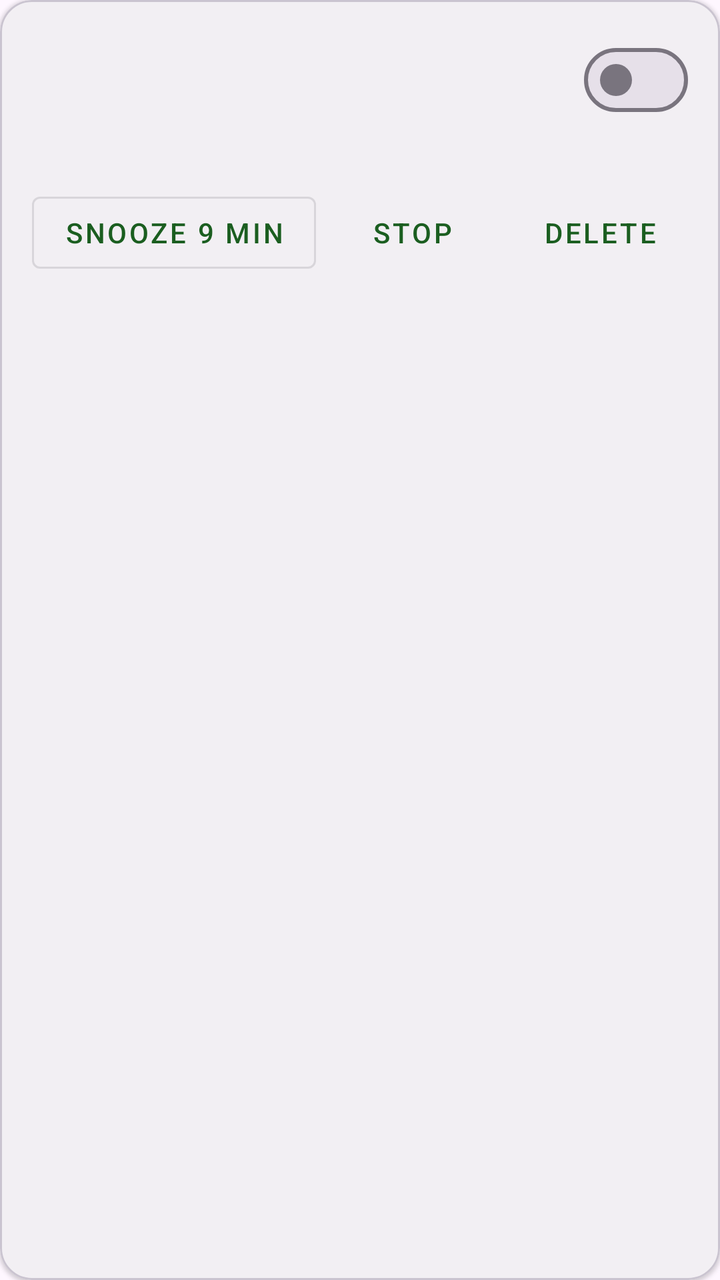
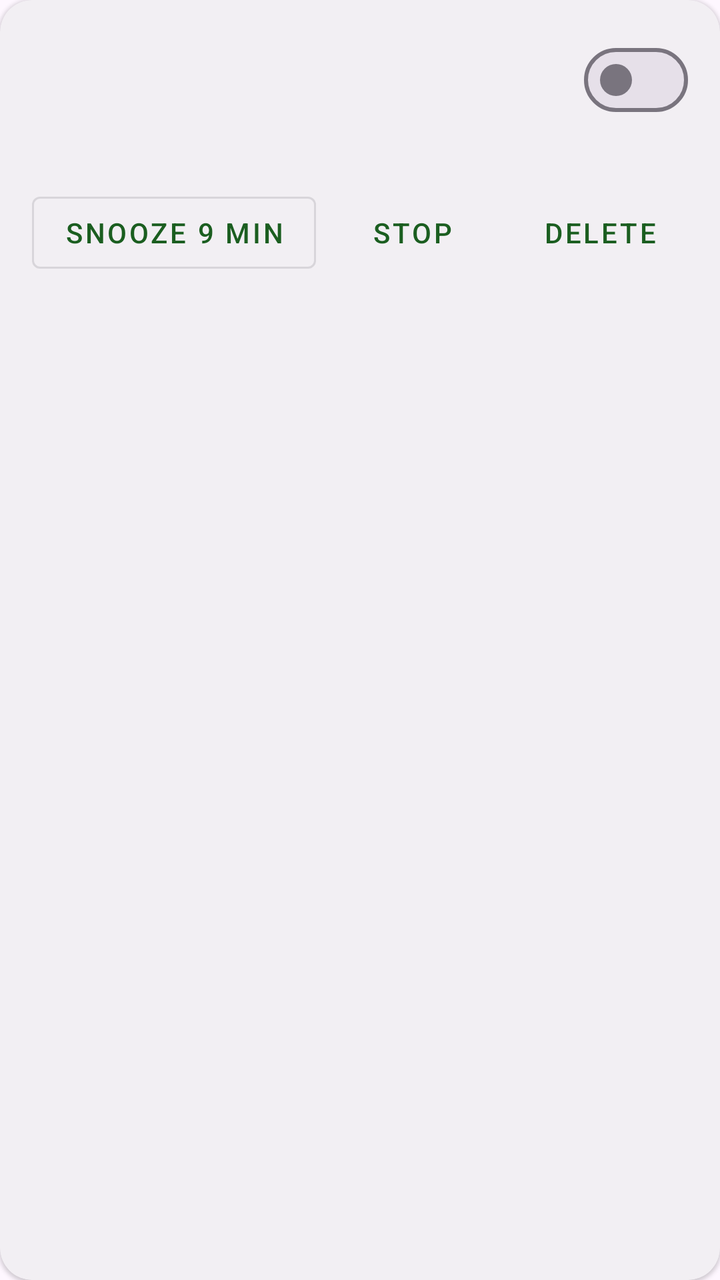

An Android layout rendered at two revisions. The XML below is the earlier revision; the diff shows what the commit changed to produce the second picture.
<!-- AndroidManifest.xml: another module's application theme Theme.Home -->
<!-- res/layout/item_alarm.xml -->
<?xml version="1.0" encoding="utf-8"?>
<com.google.android.material.card.MaterialCardView xmlns:android="http://schemas.android.com/apk/res/android"
    xmlns:app="http://schemas.android.com/apk/res-auto"
    android:layout_width="match_parent"
    android:layout_height="wrap_content"
    android:layout_marginBottom="8dp"
    android:clickable="true"
    android:focusable="true"
    app:cardCornerRadius="16dp"
    app:cardElevation="1dp">

    <LinearLayout
        android:layout_width="match_parent"
        android:layout_height="wrap_content"
        android:orientation="vertical"
        android:padding="16dp">

        <LinearLayout
            android:layout_width="match_parent"
            android:layout_height="wrap_content"
            android:gravity="center_vertical"
            android:orientation="horizontal">

            <TextView
                android:id="@+id/alarm_time"
                android:layout_width="wrap_content"
                android:layout_height="wrap_content"
                android:minWidth="88dp"
                android:textAppearance="?attr/textAppearanceHeadlineMedium"
                android:textColor="?attr/colorOnSurface" />

            <LinearLayout
                android:layout_width="0dp"
                android:layout_height="wrap_content"
                android:layout_marginStart="12dp"
                android:layout_weight="1"
                android:orientation="vertical">

                <TextView
                    android:id="@+id/alarm_label"
                    android:layout_width="match_parent"
                    android:layout_height="wrap_content"
                    android:ellipsize="end"
                    android:maxLines="2"
                    android:textAppearance="?attr/textAppearanceTitleMedium" />

                <TextView
                    android:id="@+id/alarm_repeat"
                    android:layout_width="match_parent"
                    android:layout_height="wrap_content"
                    android:textAppearance="?attr/textAppearanceBodyMedium"
                    android:textColor="?attr/colorOnSurfaceVariant" />
            </LinearLayout>

            <com.google.android.material.materialswitch.MaterialSwitch
                android:id="@+id/alarm_enabled"
                android:layout_width="wrap_content"
                android:layout_height="wrap_content"
                android:contentDescription="@string/alarms_enabled" />
        </LinearLayout>

        <TextView
            android:id="@+id/alarm_next"
            android:layout_width="match_parent"
            android:layout_height="wrap_content"
            android:layout_marginTop="4dp"
            android:textAppearance="?attr/textAppearanceBodySmall"
            android:textColor="?attr/colorOnSurfaceVariant" />

        <LinearLayout
            android:layout_width="match_parent"
            android:layout_height="wrap_content"
            android:layout_marginTop="8dp"
            android:orientation="horizontal">

            <com.google.android.material.button.MaterialButton
                android:id="@+id/alarm_snooze"
                style="@style/Widget.MaterialComponents.Button.OutlinedButton"
                android:layout_width="wrap_content"
                android:layout_height="wrap_content"
                android:minHeight="48dp"
                android:text="@string/alarms_snooze" />

            <com.google.android.material.button.MaterialButton
                android:id="@+id/alarm_stop"
                style="@style/Widget.MaterialComponents.Button.TextButton"
                android:layout_width="wrap_content"
                android:layout_height="wrap_content"
                android:layout_marginStart="4dp"
                android:minHeight="48dp"
                android:text="@string/alarms_stop" />

            <Space
                android:layout_width="0dp"
                android:layout_height="1dp"
                android:layout_weight="1" />

            <com.google.android.material.button.MaterialButton
                android:id="@+id/alarm_delete"
                style="@style/Widget.MaterialComponents.Button.TextButton"
                android:layout_width="wrap_content"
                android:layout_height="wrap_content"
                android:minHeight="48dp"
                android:text="@string/alarms_delete" />
        </LinearLayout>
    </LinearLayout>
</com.google.android.material.card.MaterialCardView>
<!-- resources referenced by this layout -->
<resources>
  <string name="alarms_delete">Delete</string>
  <string name="alarms_enabled">Enabled</string>
  <string name="alarms_snooze">Snooze 9 min</string>
  <string name="alarms_stop">Stop</string>
  <style name="Theme.Home" parent="Theme.Material3.DayNight.NoActionBar">
          <item name="colorPrimary">@color/home_green</item>
          <item name="colorOnPrimary">@color/home_on_green</item>
          <item name="colorPrimaryContainer">@color/home_green_dark</item>
          <item name="colorOnPrimaryContainer">@color/home_on_green</item>
          <item name="colorSecondary">@color/home_teal</item>
          <item name="colorOnSecondary">@color/home_on_teal</item>
          <item name="android:statusBarColor">@color/home_green_dark</item>
          <item name="android:navigationBarColor">?attr/colorSurface</item>
          <item name="android:windowLightStatusBar">false</item>
      </style>
  <color name="home_green">#1B5E20</color>
  <color name="home_on_green">#FFFFFF</color>
  <color name="home_green_dark">#0D3F14</color>
  <color name="home_teal">#00695C</color>
  <color name="home_on_teal">#FFFFFF</color>
</resources>

<!-- the commit's change to res/layout/item_alarm.xml (unified diff, before → after) -->
@@ -7,7 +7,10 @@
     android:clickable="true"
     android:focusable="true"
     app:cardCornerRadius="16dp"
-    app:cardElevation="1dp">
+    app:cardElevation="1dp"
+    app:checkedIconTint="?attr/colorPrimary"
+    app:strokeColor="?attr/colorPrimary"
+    app:strokeWidth="0dp">
 
     <LinearLayout
         android:layout_width="match_parent"
@@ -68,6 +71,7 @@
             android:textColor="?attr/colorOnSurfaceVariant" />
 
         <LinearLayout
+            android:id="@+id/alarm_actions"
             android:layout_width="match_parent"
             android:layout_height="wrap_content"
             android:layout_marginTop="8dp"
